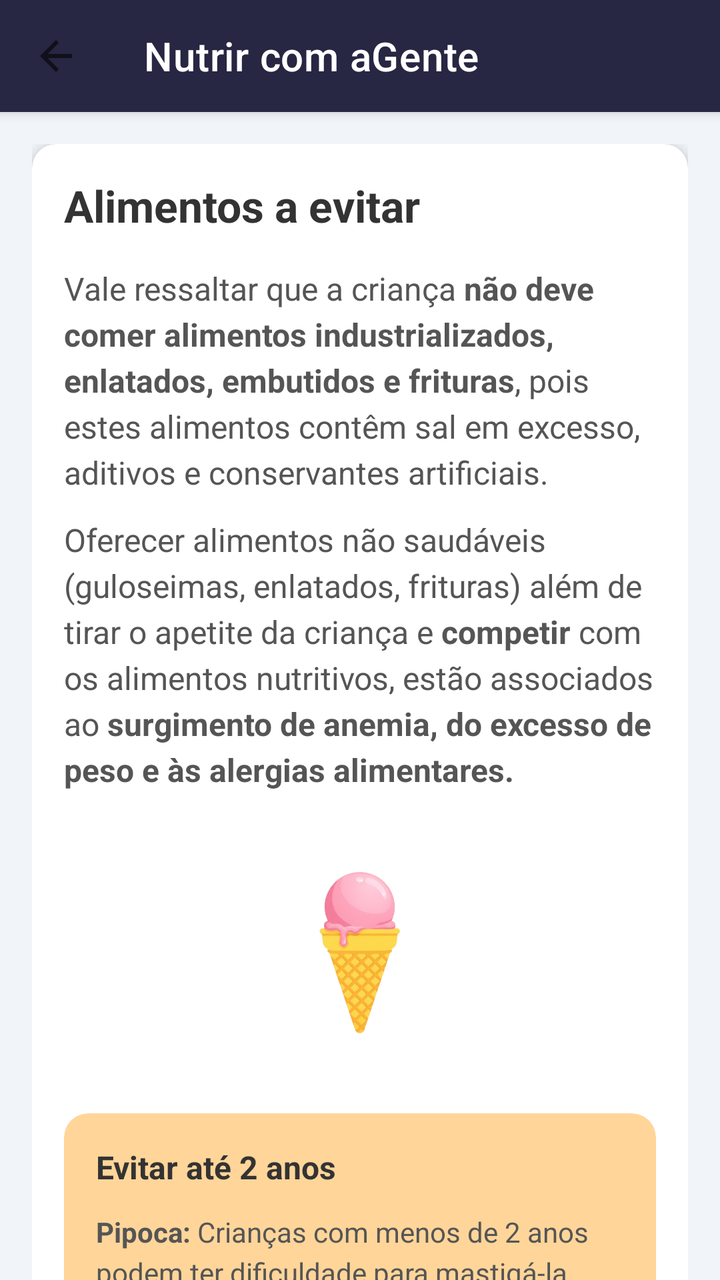
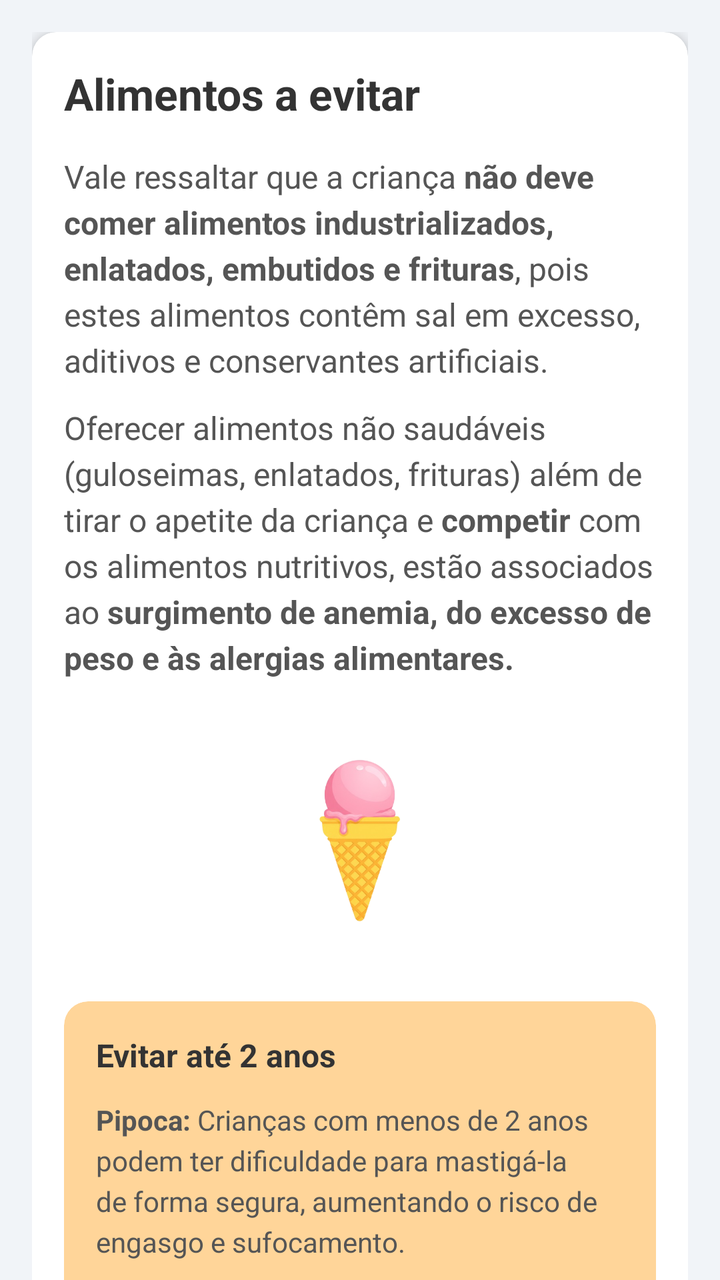

Two renders of the same Android screen: before a commit and after it. Below are the layout's source before the change and the commit's diff.
<!-- AndroidManifest.xml: application theme Theme.NutrirAGente -->
<!-- res/layout/screen_evitar12meses.xml -->
<?xml version="1.0" encoding="utf-8"?>
<androidx.coordinatorlayout.widget.CoordinatorLayout xmlns:android="http://schemas.android.com/apk/res/android"
    xmlns:app="http://schemas.android.com/apk/res-auto"
    xmlns:tools="http://schemas.android.com/tools"
    android:layout_width="match_parent"
    android:layout_height="match_parent"
    android:background="@color/gray">

    
    <com.google.android.material.appbar.AppBarLayout
        android:layout_width="match_parent"
        android:layout_height="wrap_content"
        android:theme="@style/ThemeOverlay.AppCompat.Dark.ActionBar">

        <androidx.appcompat.widget.Toolbar
            android:id="@+id/toolbar"
            android:layout_width="match_parent"
            android:layout_height="?attr/actionBarSize"
            android:background="@color/blue_toolbar"
            app:navigationIcon="?attr/homeAsUpIndicator"
            app:title="@string/app_bar_title" />

    </com.google.android.material.appbar.AppBarLayout>

    
    <androidx.core.widget.NestedScrollView
        android:layout_width="match_parent"
        android:layout_height="match_parent"
        app:layout_behavior="@string/appbar_scrolling_view_behavior">

        
        <LinearLayout
            android:layout_width="match_parent"
            android:layout_height="wrap_content"
            android:orientation="vertical"
            android:padding="16dp">

            <androidx.cardview.widget.CardView
                android:layout_width="match_parent"
                android:layout_height="wrap_content"
                app:cardCornerRadius="12dp"
                app:cardElevation="4dp"
                app:cardBackgroundColor="@android:color/white">

                <LinearLayout
                    android:layout_width="match_parent"
                    android:layout_height="wrap_content"
                    android:orientation="vertical"
                    android:padding="16dp" >
                <TextView
                    android:layout_width="wrap_content"
                    android:layout_height="wrap_content"
                    android:text="@string/main_title"
                    android:textColor="#333333"
                    android:textSize="22sp"
                    android:textStyle="bold" />

                <TextView
                    android:layout_width="match_parent"
                    android:layout_height="wrap_content"
                    android:layout_marginTop="16dp"
                    android:text="@string/paragraph_1"
                    android:textColor="#555555"
                    android:textSize="16sp"
                    android:lineSpacingExtra="4dp"/>

                <TextView
                    android:layout_width="match_parent"
                    android:layout_height="wrap_content"
                    android:layout_marginTop="12dp"
                    android:text="@string/paragraph_2"
                    android:textColor="#555555"
                    android:textSize="16sp"
                    android:lineSpacingExtra="4dp"/>

                    <ImageView
                        android:layout_width="111dp"
                        android:layout_height="113dp"
                        android:layout_gravity="center_horizontal"
                        android:layout_marginTop="24dp"
                        android:layout_marginBottom="24dp"
                        android:contentDescription="@string/ice_cream_icon_desc"
                        android:src="@drawable/sorvete" />

                
                <androidx.cardview.widget.CardView
                    android:layout_width="match_parent"
                    android:layout_height="wrap_content"
                    app:cardBackgroundColor="@color/warn_orange"
                    app:cardCornerRadius="12dp"
                    app:cardElevation="0dp">

                    <LinearLayout
                        android:layout_width="match_parent"
                        android:layout_height="wrap_content"
                        android:orientation="vertical"
                        android:padding="16dp">

                        <TextView
                            android:layout_width="wrap_content"
                            android:layout_height="wrap_content"
                            android:text="@string/card_1_title"
                            android:textColor="#333333"
                            android:textSize="16sp"
                            android:textStyle="bold" />

                        <TextView
                            android:layout_width="match_parent"
                            android:layout_height="wrap_content"
                            android:layout_marginTop="12dp"
                            android:text="@string/card_1_content_popcorn"
                            android:textColor="#555555"
                            android:textSize="14sp"
                            android:lineSpacingExtra="4dp"/>

                        <TextView
                            android:layout_width="match_parent"
                            android:layout_height="wrap_content"
                            android:layout_marginTop="12dp"
                            android:text="@string/card_1_content_noodles"
                            android:textColor="#555555"
                            android:textSize="14sp"
                            android:lineSpacingExtra="4dp"/>
                    </LinearLayout>

                </androidx.cardview.widget.CardView>

                
                <androidx.cardview.widget.CardView
                    android:layout_width="match_parent"
                    android:layout_height="wrap_content"
                    android:layout_marginTop="16dp"
                    app:cardBackgroundColor="#D1F2F2"
                    app:cardCornerRadius="12dp"
                    app:cardElevation="0dp">

                    <TextView
                        android:layout_width="match_parent"
                        android:layout_height="wrap_content"
                        android:padding="16dp"
                        android:text="@string/card_2_content"
                        android:textColor="#555555"
                        android:textSize="14sp"
                        android:lineSpacingExtra="4dp"/>

                </androidx.cardview.widget.CardView>

                </LinearLayout>

            </androidx.cardview.widget.CardView>

        </LinearLayout>
    </androidx.core.widget.NestedScrollView>

</androidx.coordinatorlayout.widget.CoordinatorLayout>
<!-- resources referenced by this layout -->
<resources>
  <color name="blue_toolbar">#272643</color>
  <color name="gray">#F1F4F8</color>
  <color name="warn_orange">#FFFFD599</color>
  <!-- drawable sorvete: png bitmap (drawable, 94232 bytes) -->
  <string name="app_bar_title">Nutrir com aGente</string>
  <string name="card_1_content_noodles"><b>Macarrão Instantâneo:</b> O processo de fabricação envolve a fritura da massa, fazendo com que tenha gorduras e calorias em excesso, além de muito sódio (sal) e outros aditivos.</string>
  <string name="card_1_content_popcorn"><b>Pipoca:</b> Crianças com menos de 2 anos podem ter dificuldade para mastigá-la de forma segura, aumentando o risco de engasgo e sufocamento.</string>
  <string name="card_1_title">Evitar até 2 anos</string>
  <string name="card_2_content">Se a criança beber líquidos adoçados ou guloseimas próximo às refeições, ela pode não consumir a refeição principal que se aproxima (almoço e jantar).</string>
  <string name="ice_cream_icon_desc">Ícone de sorvete</string>
  <string name="main_title">Alimentos a evitar</string>
  <string name="paragraph_1">Vale ressaltar que a criança <b>não deve comer alimentos industrializados, enlatados, embutidos e frituras</b>, pois estes alimentos contêm sal em excesso, aditivos e conservantes artificiais.</string>
  <string name="paragraph_2">Oferecer alimentos não saudáveis (guloseimas, enlatados, frituras) além de tirar o apetite da criança e <b>competir</b> com os alimentos nutritivos, estão associados ao <b>surgimento de anemia, do excesso de peso e às alergias alimentares.</b></string>
  <style name="Theme.NutrirAGente" parent="Theme.MaterialComponents.Light.NoActionBar">
          
          <item name="colorPrimary">@color/purple_500</item>
          <item name="colorPrimaryVariant">@color/blue_toolbar</item>
          <item name="colorOnPrimary">@color/white</item>
          <item name="colorOnPrimaryFixedVariant">@color/blue_toolbar</item>
          
          <item name="colorSecondary">@color/teal_200</item>
          <item name="colorSecondaryVariant">@color/teal_700</item>
          <item name="colorOnSecondary">@color/black</item>
          
          <item name="android:statusBarColor">@color/blue_toolbar</item>
          
      </style>
  <color name="purple_500">#FF6200EE</color>
  <color name="white">#FFFFFFFF</color>
  <color name="teal_200">#FF03DAC5</color>
  <color name="teal_700">#FF018786</color>
  <color name="black">#FF000000</color>
</resources>

<!-- the commit's change to res/layout/screen_evitar12meses.xml (unified diff, before → after) -->
@@ -6,21 +6,7 @@
     android:layout_height="match_parent"
     android:background="@color/gray">
 
-    
-    <com.google.android.material.appbar.AppBarLayout
-        android:layout_width="match_parent"
-        android:layout_height="wrap_content"
-        android:theme="@style/ThemeOverlay.AppCompat.Dark.ActionBar">
 
-        <androidx.appcompat.widget.Toolbar
-            android:id="@+id/toolbar"
-            android:layout_width="match_parent"
-            android:layout_height="?attr/actionBarSize"
-            android:background="@color/blue_toolbar"
-            app:navigationIcon="?attr/homeAsUpIndicator"
-            app:title="@string/app_bar_title" />
-
-    </com.google.android.material.appbar.AppBarLayout>
 
     
     <androidx.core.widget.NestedScrollView
<!-- resource entries referenced after the edit -->
@@ -4,7 +4,6 @@
   <color name="gray">#F1F4F8</color>
   <color name="warn_orange">#FFFFD599</color>
   <!-- drawable sorvete: png bitmap (drawable, 94232 bytes) -->
-  <string name="app_bar_title">Nutrir com aGente</string>
   <string name="card_1_content_noodles"><b>Macarrão Instantâneo:</b> O processo de fabricação envolve a fritura da massa, fazendo com que tenha gorduras e calorias em excesso, além de muito sódio (sal) e outros aditivos.</string>
   <string name="card_1_content_popcorn"><b>Pipoca:</b> Crianças com menos de 2 anos podem ter dificuldade para mastigá-la de forma segura, aumentando o risco de engasgo e sufocamento.</string>
   <string name="card_1_title">Evitar até 2 anos</string>
